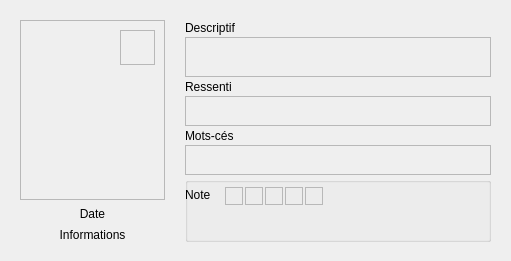
Qt form app/photocard.ui (baptistegasser/Bibliotheque_Photo) before a commit.
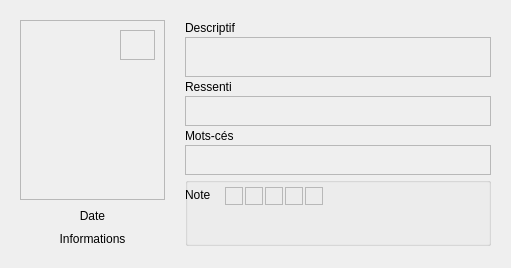
The same form after that commit.

Diff of the .ui file:
```diff
--- a/app/photocard.ui
+++ b/app/photocard.ui
@@ -7,7 +7,7 @@
     <x>0</x>
     <y>0</y>
     <width>511</width>
-    <height>261</height>
+    <height>268</height>
    </rect>
   </property>
   <property name="windowTitle">
@@ -19,7 +19,7 @@
      <x>0</x>
      <y>0</y>
      <width>511</width>
-     <height>262</height>
+     <height>266</height>
     </rect>
    </property>
    <layout class="QHBoxLayout" name="horizontalLayout">
@@ -69,19 +69,19 @@
            <x>100</x>
            <y>10</y>
            <width>35</width>
-           <height>35</height>
+           <height>30</height>
           </rect>
          </property>
          <property name="minimumSize">
           <size>
            <width>35</width>
-           <height>35</height>
+           <height>30</height>
           </size>
          </property>
          <property name="maximumSize">
           <size>
            <width>35</width>
-           <height>35</height>
+           <height>30</height>
           </size>
          </property>
          <property name="frameShape">
```
Left out of the diff: 26 changed lines with no effect on the pictures.
